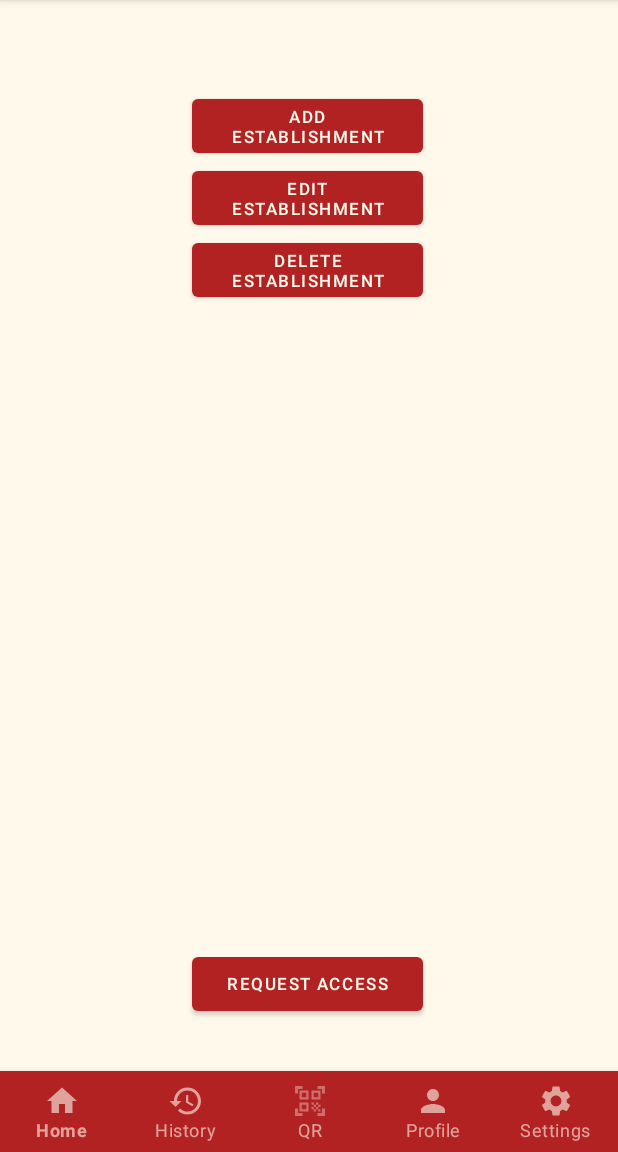
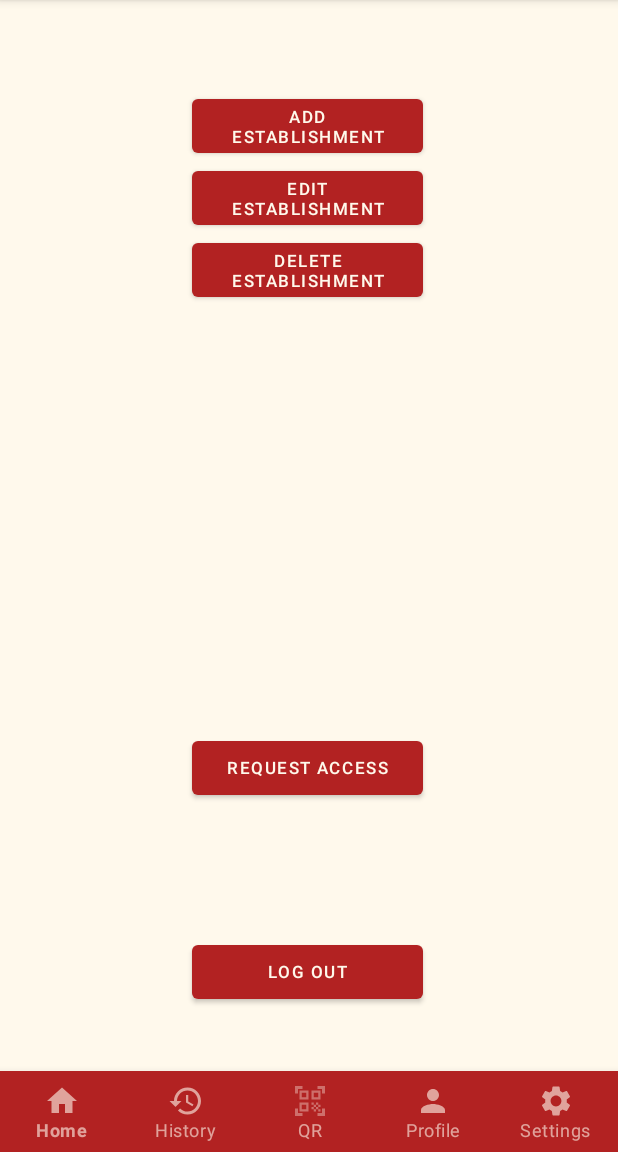
Before and after one commit to DLSUARNOLD/Flush, an Android app: the AddEstablishment screen opened directly, with no data from a screen before it, item 5 of the bottom bar chosen, on a phone screen of 412 x 824 dp, the part 84-1236 px from its top. Run offline under Robolectric (Android 15) with nearby library versions, the light colour scheme and no system bars; our stand-ins replace Firebase (no records; nobody signed in at launch, a user with empty details on screens opened directly).

Commit message:
Add Establishment, Admin Access Database, and Request Access Complete

```diff
--- a/app/src/main/java/com/example/mobdeveapplication/AddEstablishment.kt
+++ b/app/src/main/java/com/example/mobdeveapplication/AddEstablishment.kt
@@ -14,6 +14,7 @@ class AddEstablishment : AppCompatActivity() {
         super.onCreate(savedInstanceState)
         binding = ActivityAddEstablishmentBinding.inflate(layoutInflater)
         setContentView(binding.root)
+
         binding.bottomNavigationView.menu.setGroupCheckable(0,false,true)
         binding.bottomNavigationView.setOnItemSelectedListener{ menu ->
             when (menu.itemId) {
@@ -46,6 +47,8 @@ class AddEstablishment : AppCompatActivity() {
             }
         }
         binding.submitEstablishment.setOnClickListener {
+
+            val auth = Globals().auth
             val name = binding.Establishmentname.text.toString()
             val rating = binding.Establishmentrating.text.toString()
             val longitude = binding.Establishmentlongitude.text.toString()
@@ -53,6 +56,7 @@ class AddEstablishment : AppCompatActivity() {
             val location = binding.Establishmentlocation.text.toString()
             val picture = binding.Establishmentpicture.text.toString()
             val about = binding.Establishmentabout.text.toString()
+            val owner = auth.currentUser?.email.toString()
             val featured = "False"
             val popular = "False"
             var aircon = "No"
@@ -73,14 +77,14 @@ class AddEstablishment : AppCompatActivity() {
                 Toast.makeText(applicationContext, "Please fill up all fields.", Toast.LENGTH_SHORT).show()
             else
             {
-                saveEstablishment(name, rating, longitude, latitude, location, picture, about, featured, popular, aircon, bidet, dryer, flush)
+                saveEstablishment(name, rating, longitude, latitude, location, picture, about, owner, featured, popular, aircon, bidet, dryer, flush)
                 val settingIntent = Intent(this, Settings::class.java)
                 startActivity(settingIntent)
             }
         }
     }
 
-    fun saveEstablishment(name: String, rating: String, longitude: String, latitude: String, location: String, picture: String, about: String, featured: String, popular: String, aircon: String, bidet: String, dryer: String, flush: String)
+    fun saveEstablishment(name: String, rating: String, longitude: String, latitude: String, location: String, picture: String, about: String, owner: String, featured: String, popular: String, aircon: String, bidet: String, dryer: String, flush: String)
     {
         val db = Globals().db
         val establishment: MutableMap<String, Any> = HashMap()
@@ -93,6 +97,7 @@ class AddEstablishment : AppCompatActivity() {
         establishment["Location"] = location
         establishment["Longitude"] = longitude
         establishment["Name"] = name
+        establishment["Owner"] = owner
         establishment["Popular"] = popular
         establishment["PowerFlush"] = flush
         establishment["Rating"] = rating
--- a/app/src/main/res/layout/activity_settings.xml
+++ b/app/src/main/res/layout/activity_settings.xml
@@ -59,7 +59,7 @@
         android:id="@+id/request_access"
         android:layout_width="154dp"
         android:layout_height="48dp"
-        android:layout_marginBottom="88dp"
+        android:layout_marginBottom="232dp"
         android:text="@string/request_access"
         android:textSize="11sp"
         app:layout_constraintBottom_toBottomOf="parent"
@@ -67,5 +67,17 @@
         app:layout_constraintHorizontal_bias="0.497"
         app:layout_constraintStart_toStartOf="parent" />
 
+    <Button
+        android:id="@+id/logout"
+        android:layout_width="154dp"
+        android:layout_height="48dp"
+        android:layout_marginTop="88dp"
+        android:text="@string/logout"
+        android:textSize="11sp"
+        app:layout_constraintTop_toBottomOf="@id/request_access"
+        app:layout_constraintEnd_toEndOf="parent"
+        app:layout_constraintHorizontal_bias="0.497"
+        app:layout_constraintStart_toStartOf="parent" />
+
 
 </androidx.constraintlayout.widget.ConstraintLayout>
--- a/app/src/main/res/values/strings.xml
+++ b/app/src/main/res/values/strings.xml
@@ -15,7 +15,7 @@
     <string name="create_account">Create Account</string>
     <string name="user_registration">User Registration</string>
     <string name="already_registered_sign_in">Already Registered? Sign In</string>
-    <string name="logout">Logout</string>
+    <string name="logout">Log Out</string>
     <string name="delete_account">Delete Account</string>
     <string name="request_access">Request Access</string>
     <string name="form_establishment">Establishment Form</string>
```
Also changed, not shown: app/src/main/java/com/example/mobdeveapplication/DeleteEstablishment.kt (+38 -1 lines), app/src/main/java/com/example/mobdeveapplication/EditEstablishment.kt (+40 -1 lines), app/src/main/java/com/example/mobdeveapplication/Profile.kt (+5 -2 lines), app/src/main/java/com/example/mobdeveapplication/Registerform.kt (+8 -5 lines), app/src/main/java/com/example/mobdeveapplication/Settings.kt (+8 -4 lines), app/src/main/res/layout/activity_delete_establishment.xml (+13 -1 lines), app/src/main/res/layout/activity_edit_establishment.xml (+13 -1 lines).
